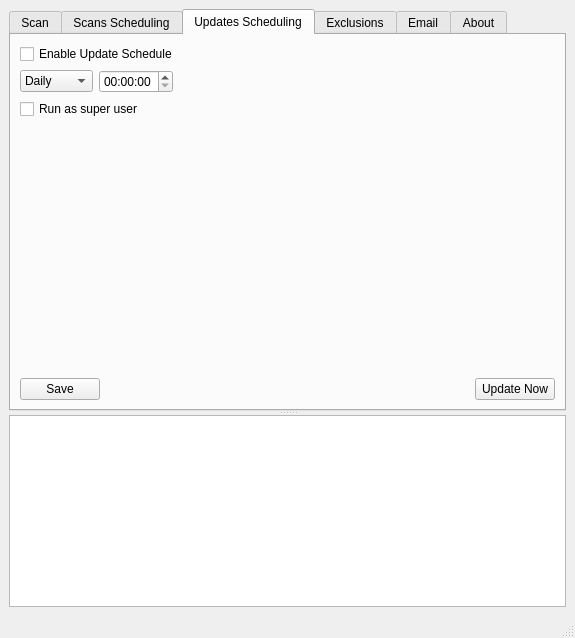
jplozf/calamity, file MainWindow.ui: the form before one commit.
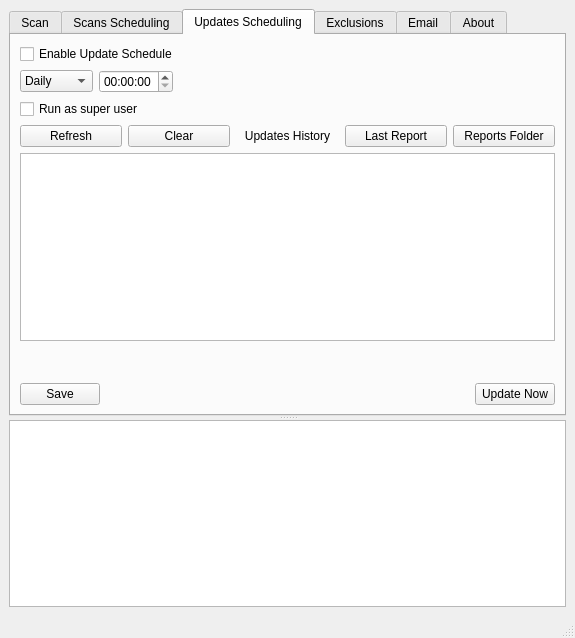
The form after the commit. The open tabs and pages were chosen to show the change. Icons and pictures are not drawn. Custom widgets are drawn as their Qt base class.

Commit message: added updates folder access

```diff
--- a/MainWindow.ui
+++ b/MainWindow.ui
@@ -416,6 +416,51 @@
              </property>
             </widget>
            </item>
+           <item>
+            <layout class="QHBoxLayout" name="horizontalLayout_19">
+             <item>
+              <widget class="QPushButton" name="refreshUpdateHistoryButton">
+               <property name="text">
+                <string>Refresh</string>
+               </property>
+              </widget>
+             </item>
+             <item>
+              <widget class="QPushButton" name="clearUpdatesHistoryButton">
+               <property name="text">
+                <string>Clear</string>
+               </property>
+              </widget>
+             </item>
+             <item>
+              <widget class="QLabel" name="label_8">
+               <property name="text">
+                <string>Updates History</string>
+               </property>
+               <property name="alignment">
+                <set>Qt::AlignCenter</set>
+               </property>
+              </widget>
+             </item>
+             <item>
+              <widget class="QPushButton" name="openLastUpdateReportButton">
+               <property name="text">
+                <string>Last Report</string>
+               </property>
+              </widget>
+             </item>
+             <item>
+              <widget class="QPushButton" name="openUpdateReportsFolderButton">
+               <property name="text">
+                <string>Reports Folder</string>
+               </property>
+              </widget>
+             </item>
+            </layout>
+           </item>
+           <item>
+            <widget class="QTableWidget" name="updateHistoryTable"/>
+           </item>
            <item>
             <spacer name="verticalSpacer">
              <property name="orientation">
```
Left out of the diff: 17 changed lines with no effect on the pictures. The commit also changes 2 other files.
